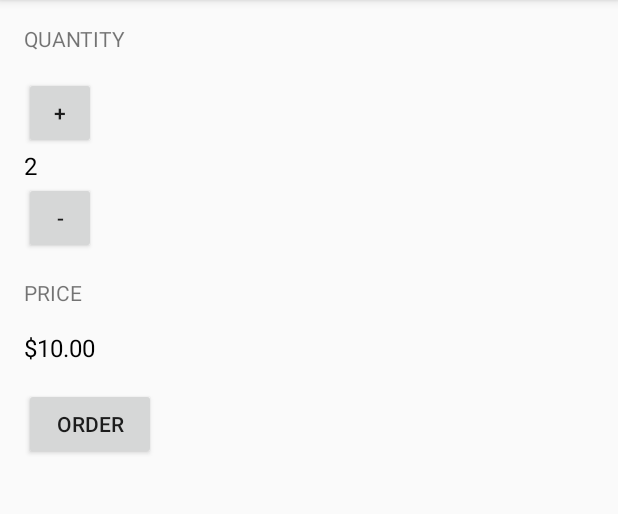
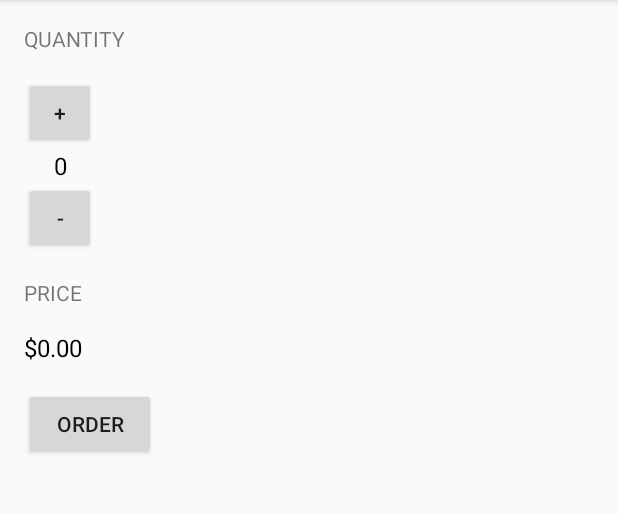
Before and after one commit to mswann11/JustJava, an Android app: the screen it shows after launch (MainActivity), after a tap on "ORDER", on a phone screen of 412 x 824 dp, the part 84-598 px from its top. Run offline under Robolectric (Android 15) with nearby library versions, the phone set to English and light mode, and no system bars.

Commit message:
Update submitOrder method to change price.

```diff
--- a/app/src/main/java/com/example/android/justjava/MainActivity.java
+++ b/app/src/main/java/com/example/android/justjava/MainActivity.java
@@ -17,13 +17,12 @@ public class MainActivity extends AppCompatActivity {
         setContentView(R.layout.activity_main);
     }
 
-    int quantity = 2;
+    int quantity = 0;
 
     /**
      * This method is called when the order button is clicked.
      */
     public void submitOrder(View view) {
-        display(quantity);
         displayPrice(quantity * 5);
     }
 
@@ -33,7 +32,6 @@ public class MainActivity extends AppCompatActivity {
     public void increment(View view) {
         quantity++;
         display(quantity);
-        displayPrice(quantity * 5);
     }
 
     /**
@@ -42,7 +40,6 @@ public class MainActivity extends AppCompatActivity {
     public void decrement(View view) {
         quantity--;
         display(quantity);
-        displayPrice(quantity * 5);
     }
 
     /**
--- a/app/src/main/res/layout/activity_main.xml
+++ b/app/src/main/res/layout/activity_main.xml
@@ -18,13 +18,14 @@
         android:layout_height="@dimen/button"
         android:layout_marginTop="@dimen/padding"
         android:onClick="increment"
-        android:text="+" />
+        android:text="@string/increment" />
 
     <TextView
         android:id="@+id/quantity_text_view"
         android:layout_width="wrap_content"
         android:layout_height="wrap_content"
-        android:text="0"
+        android:text="@string/_0"
+        android:paddingHorizontal="@dimen/paddingQ"
         android:textColor="@color/black"
         android:textSize="@dimen/textSize" />
 
@@ -32,7 +33,7 @@
         android:layout_width="@dimen/button"
         android:layout_height="@dimen/button"
         android:onClick="decrement"
-        android:text="-" />
+        android:text="@string/decrement" />
 
     <TextView
         android:layout_width="wrap_content"
@@ -46,7 +47,7 @@
         android:id="@+id/price_text_view"
         android:layout_width="wrap_content"
         android:layout_height="wrap_content"
-        android:text="$0"
+        android:text="@string/dollars"
         android:textColor="@color/black"
         android:textSize="@dimen/textSize" />
 
@@ -55,6 +56,6 @@
         android:layout_height="wrap_content"
         android:layout_marginTop="@dimen/padding"
         android:onClick="submitOrder"
-        android:text="order" />
+        android:text="@string/orderButton" />
 
 </LinearLayout>
--- a/app/src/main/res/values/dimen.xml
+++ b/app/src/main/res/values/dimen.xml
@@ -1,5 +1,6 @@
 <resources>
     <dimen name="padding">16dp</dimen>
     <dimen name="textSize">16sp</dimen>
+    <dimen name="paddingQ">20dp</dimen>
     <dimen name="button">48dp</dimen>
 </resources>
--- a/app/src/main/res/values/strings.xml
+++ b/app/src/main/res/values/strings.xml
@@ -2,4 +2,9 @@
     <string name="app_name">Just Java</string>
     <string name="quantity">Quantity</string>
     <string name="price">Price</string>
+    <string name="_0">0</string>
+    <string name="decrement">-</string>
+    <string name="increment">+</string>
+    <string name="dollars">$0</string>
+    <string name="orderButton">order</string>
 </resources>
```
